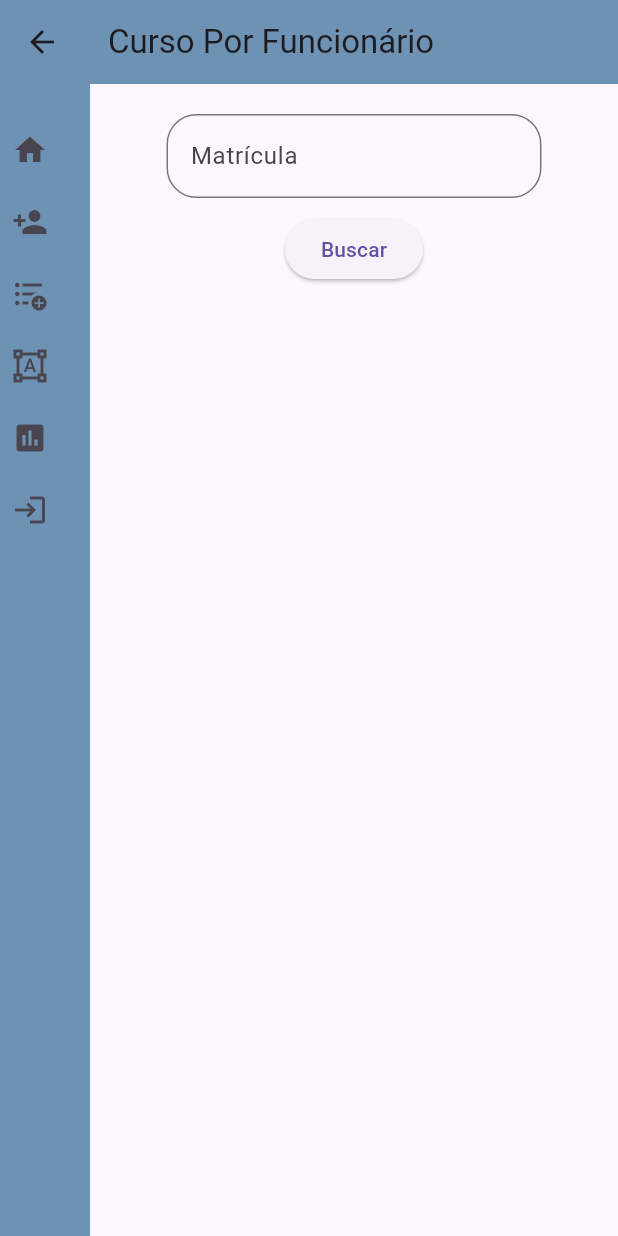
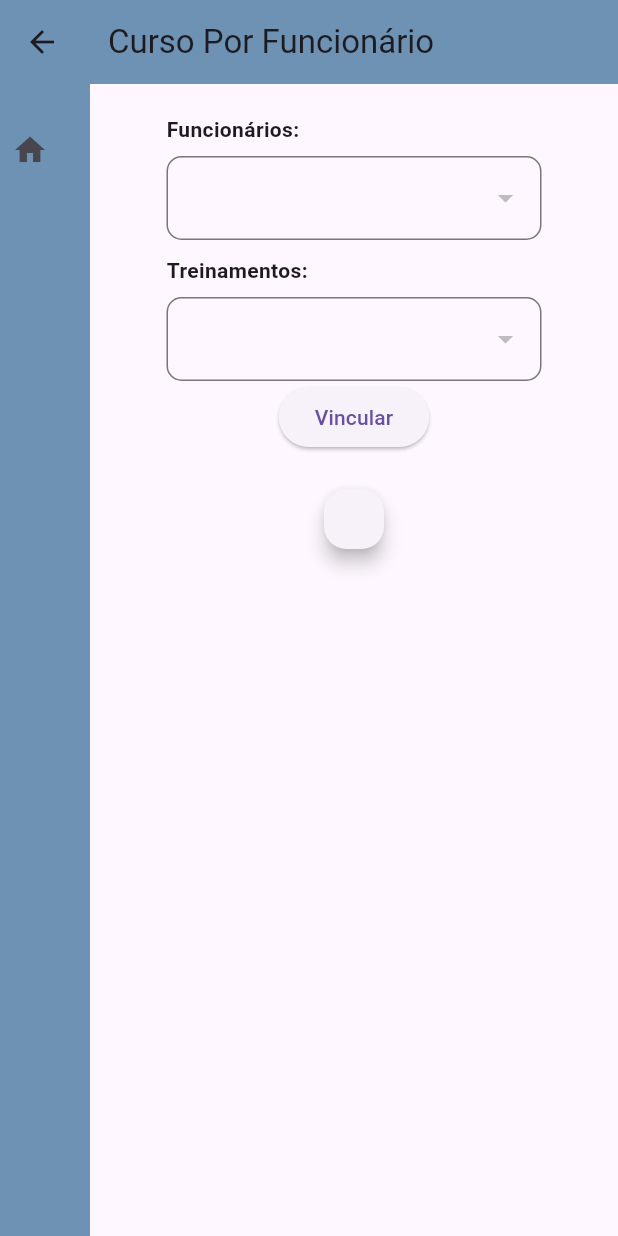
Before and after one commit to cleberfarias/ferconst2, a Flutter app: the Cursoporfuncionario screen opened directly, on a phone screen of 412 x 824 dp. Run offline on Flutter 3.47's test engine with Material 3 defaults, Android fonts, the phone set to English and light mode, and no system bars; our stand-ins replace dio, fl_chart, sqflite, sqflite_common_ffi; missing offline and left inert: cron, dart:ffi, fluent_ui; accounts and stored records are empty; network calls fail.

Commit message:
Alteracoes necessarias vinculacoes funcionarios treinamentos

```diff
--- a/lib/model/data/trainingModel.dart
+++ b/lib/model/data/trainingModel.dart
@@ -26,7 +26,7 @@ class TrainingModel{
       id:map['id'],
       nome:map['nome'],
       classificacao: map['classificacao'],
-      fim: map['map'],
+      fim: map['fim'],
       inicio:map['inicio'],
       descricao:map['descricao']
     );
--- a/lib/model/repositories/api_repository.dart
+++ b/lib/model/repositories/api_repository.dart
@@ -13,6 +13,7 @@ abstract class ApiRepository{
   Future<EmployeeModel?> postEmployee(String nome, String email, String senha, String  setor, String cargo, String inscricao);
   Future<EmployeeModel?> upEmployee(int employeeId);
   Future<EmployeeModel?> delEmployee(int employeeId);
+  Future<List<EmployeeModel>> getAllEmployees();
 }
 
 abstract class ApiRepositoryTraining{
@@ -20,4 +21,5 @@ abstract class ApiRepositoryTraining{
   Future<TrainingModel> postTraining(String nome, String descricao, String inicio, String fim, String classificacao);
   Future<TrainingModel> upTraining(int trainingId);
   Future<TrainingModel> delTraining(int trainingId);
+  Future<List<TrainingModel>> getAllTraining();
 }
--- a/lib/src/cadastro/cadastro_page.dart
+++ b/lib/src/cadastro/cadastro_page.dart
@@ -468,9 +468,7 @@ class _CadastroPageState extends State<CadastroPage> {
                           children: [
                             ElevatedButton(
                               onPressed: () async {
-                                // Chame o método onPostEmployee para enviar os dados do formulário
                                 try {
-                                  // Chame o método onPostEmployee e passe os dados do formulário
                                   await _employeeController.onPostEmployee(
                                     nomeController.text,
                                     emailController.text,
@@ -480,14 +478,12 @@ class _CadastroPageState extends State<CadastroPage> {
                                     inscricaoController.text,
                                   );
 
-                                  // Limpe os controladores de texto para limpar o formulário
                                   nomeController.clear();
                                   emailController.clear();
                                   senhaController.clear();
                                   setorController.clear();
                                   cargoController.clear();
 
-                                  // Exiba uma mensagem de sucesso
                                   ScaffoldMessenger.of(context).showSnackBar(
                                     SnackBar(
                                       content: Text(
@@ -495,7 +491,6 @@ class _CadastroPageState extends State<CadastroPage> {
                                     ),
                                   );
                                 } catch (e) {
-                                  // Se ocorrer um erro ao enviar os dados, exiba uma mensagem de erro
                                   ScaffoldMessenger.of(context).showSnackBar(
                                     SnackBar(
                                       content:
--- a/lib/src/cursoPorFuncionario/cursoPorFuncionário.dart
+++ b/lib/src/cursoPorFuncionario/cursoPorFuncionário.dart
@@ -1,53 +1,51 @@
+import 'package:ferconst/model/repositories/implementations/dio_api_repository_training.dart';
 import 'package:flutter/material.dart';
 import 'package:ferconst/src/home/homePage.dart';
-import 'package:ferconst/src/cadastro/cadastro_page.dart';
-import 'package:ferconst/src/cadastroCurso/cadastroCruso.dart';
-import 'package:ferconst/src/login/login_page.dart';
-import 'package:ferconst/src/relatorio/relatorio.dart';
-import 'package:ferconst/src/status/status_page.dart';
+
+import '../../model/data/employeeModel.dart';
+import '../../model/data/trainingModel.dart';
+import '../../model/repositories/implementations/dio_api_repository.dart';
+import '../../presentation/controllers/employee_controller.dart';
+
+import 'package:dio/dio.dart';
+import 'package:intl/intl.dart';
+
+import '../../presentation/controllers/training_controller.dart';
 
 class Cursoporfuncionario extends StatefulWidget {
+
   @override
   _CursoporfuncionarioState createState() => _CursoporfuncionarioState();
 }
 
 class _CursoporfuncionarioState extends State<Cursoporfuncionario> {
-  String matricula = '';
-  String nome = '';
-  List<String> cursos = [];
-  List<String> datasInicio = [];
+
   bool isMenuExpanded = false;
+  late EmployeeController _employeeController;
+  List<EmployeeModel>? _employees;
+  List<TrainingModel>? _trainings;
 
-  void buscarFuncionario() {
-    switch (matricula) {
-      case '12345':
+  @override
+  void initState() {
+    super.initState();
+    _loadEmployees();
+    _loadTrainings();
+  }
+
+  void _loadEmployees() async {
+    EmployeeController controller = EmployeeController(DioApiRepository(dio: Dio()));
+    List<EmployeeModel>? employees = await controller.onGetEmployees();
     setState(() {
-          nome = 'Cleber Delgado';
-          cursos = ['Fraude', 'Assédio'];
-          datasInicio = ['13/05/2024', '10/05/2024'];
-        });
-        break;
-      case '54321':
-        setState(() {
-          nome = 'Alexsander Prates';
-          cursos = ['Discriminação'];
-          datasInicio = ['13/05/2024'];
-        });
-        break;
-      case '11111':
-        setState(() {
-          nome = 'Pedro Ferreira';
-          cursos = ['Segurança no Trabalho', 'Conduta'];
-          datasInicio = ['20/05/2024', '20/04/2024'];
-        });
-        break;
-      default:
-        setState(() {
-          nome = '';
-          cursos = [];
-          datasInicio = [];
+      _employees = employees;
     });
   }
+
+  void _loadTrainings() async{
+    TrainingController controllerTraining = TrainingController(DioApiRepositoryTraining(dio: Dio()));
+    List<TrainingModel>? trainings = await controllerTraining.onGetAllTraining();
+    setState(() {
+      _trainings = trainings;
+    });
   }
 
   @override
@@ -103,116 +101,6 @@ class _CursoporfuncionarioState extends State<Cursoporfuncionario> {
                             ],
                           ),
                         ),
-                        IconButton(
-                          onPressed: () {
-                            Navigator.push(
-                              context,
-                              MaterialPageRoute(
-                                builder: (context) => CadastroPage(),
-                              ),
-                            );
-                          },
-                          icon: Row(
-                            children: [
-                              Icon(Icons.person_add, size: 24),
-                              if (isMenuExpanded) ...[
-                                SizedBox(width: 8),
-                                Text(
-                                  'Cadastro de Funcionários',
-                                  textAlign: TextAlign.start,
-                                ),
-                              ],
-                            ],
-                          ),
-                        ),
-                        IconButton(
-                          onPressed: () {
-                            Navigator.push(
-                              context,
-                              MaterialPageRoute(
-                                builder: (context) => CadastroCursoPage(),
-                              ),
-                            );
-                          },
-                          icon: Row(
-                            children: [
-                              Icon(Icons.format_list_bulleted_add, size: 24),
-                              if (isMenuExpanded) ...[
-                                SizedBox(width: 8),
-                                Text(
-                                  'Cadastro de Curso',
-                                  textAlign: TextAlign.start,
-                                ),
-                              ],
-                            ],
-                          ),
-                        ),
-                        IconButton(
-                          onPressed: () {
-                            Navigator.push(
-                              context,
-                              MaterialPageRoute(
-                                builder: (context) => StatusPage(),
-                              ),
-                            );
-                          },
-                          icon: Row(
-                            children: [
-                              Icon(Icons.format_shapes, size: 24),
-                              if (isMenuExpanded) ...[
-                                SizedBox(width: 8),
-                                Text(
-                                  'Status Curso',
-                                  textAlign: TextAlign.start,
-                                ),
-                              ],
-                            ],
-                          ),
-                        ),
-                        IconButton(
-                          onPressed: () {
-                            Navigator.push(
-                              context,
-                              MaterialPageRoute(
-                                builder: (context) => RelatorioPage(),
-                              ),
-                            );
-                          },
-                          icon: Row(
-                            children: [
-                              Icon(Icons.insert_chart, size: 24),
-                              if (isMenuExpanded) ...[
-                                SizedBox(width: 8),
-                                Text(
-                                  'Relatório',
-                                  textAlign: TextAlign.start,
-                                ),
-                              ],
-                            ],
-                          ),
-                        ),
-                        IconButton(
-                          onPressed: () {
-                            Navigator.push(
-                              context,
-                              MaterialPageRoute(
-                                builder: (context) => LoginPage(),
-                              ),
-                            );
-                          },
-                          icon: Row(
-                            children: [
-                              Icon(Icons.login, size: 24),
-                              if (isMenuExpanded) ...[
-                                SizedBox(width: 8),
-                                Text(
-                                  'Sair',
-                                  textAlign: TextAlign.start,
-                                ),
-                              ],
-                            ],
-                          ),
-                        ),
                       ],
                     ),
                   ),
@@ -227,35 +115,83 @@ class _CursoporfuncionarioState extends State<Cursoporfuncionario> {
                 child: Column(
                   crossAxisAlignment: CrossAxisAlignment.center,
                   children: <Widget>[
-                    // Campo de Matrícula
-                    Container(
+                    SizedBox(
                       width: 250,
-                      child: TextField(
-                        onChanged: (value) {
+                      child: Column(
+                        crossAxisAlignment: CrossAxisAlignment.start,
+                        children: [
+                          Text(
+                            'Funcionários:',
+                            style: TextStyle(fontWeight: FontWeight.bold),
+                          ),
+                          SizedBox(height: 8.0),
+                          DropdownButtonFormField<EmployeeModel>(
+                            value: _employees?.first,
+                            onChanged: (EmployeeModel? value) {
                               setState(() {
-                            matricula = value;
                               });
                             },
                             decoration: InputDecoration(
-                          labelText: 'Matrícula',
                               border: OutlineInputBorder(
-                            borderRadius: BorderRadius.circular(20.0),
+                                borderRadius: BorderRadius.circular(10.0),
                               ),
                             ),
+                            items: _employees?.map((employee) {
+                              return DropdownMenuItem<EmployeeModel>(
+                                value: employee,
+                                child: Text(employee!.nome),
+                              );
+                            }).toList() ?? [],
+                          ),
+                        ],
                       ),
                     ),
                     SizedBox(
-                        height: 10), // Espaçamento vertical entre os elementos
-                    // Botão de Busca
+                        height: 10),
+
+                    SizedBox(
+                      width: 250,
+                      child: Column(
+                        crossAxisAlignment: CrossAxisAlignment.start,
+                        children: [
+                          Text(
+                            'Treinamentos:',
+                            style: TextStyle(fontWeight: FontWeight.bold),
+                          ),
+                          SizedBox(height: 8.0),
+                          DropdownButtonFormField<TrainingModel>(
+                            value: _trainings?.first,
+                            onChanged: (TrainingModel? value) {
+                              setState(() {
+                              });
+                            },
+                            decoration: InputDecoration(
+                              border: OutlineInputBorder(
+                                borderRadius: BorderRadius.circular(10.0),
+                              ),
+                            ),
+                            items: _trainings?.map((training) {
+                              return DropdownMenuItem<TrainingModel>(
+                                value: training,
+                                child: Text(training.nome),
+                              );
+                            }).toList() ?? [],
+                          ),
+                        ],
+                      ),
+                    ),
+
                     ElevatedButton(
                       onPressed: () {
-                        buscarFuncionario();
+                        if (_employees != null) {
+                          _employees!.forEach((employee) {
+                            print(employee.nome);
+                          });
+                        }
                       },
-                      child: Text('Buscar'),
+                      child: Text('Vincular'),
                     ),
                     SizedBox(height: 20),
-                    // Card flutuante com a tabela de resultados
-                    if (nome.isNotEmpty)
                     Card(
                       elevation: 5,
                       shape: RoundedRectangleBorder(
@@ -263,26 +199,7 @@ class _CursoporfuncionarioState extends State<Cursoporfuncionario> {
                       ),
                       child: Padding(
                         padding: const EdgeInsets.all(20.0),
-                          child: DataTable(
-                            columns: [
-                              DataColumn(label: Text('Nome')),
-                              DataColumn(label: Text('Curso')),
-                              DataColumn(label: Text('Data de Início')),
-                            ],
-                            rows: [
-                              DataRow(cells: [
-                                DataCell(Text(nome)),
-                                DataCell(Text(cursos[0])),
-                                DataCell(Text(datasInicio[0])),
-                              ]),
-                              if (cursos.length > 1)
-                                DataRow(cells: [
-                                  DataCell(Text('')),
-                                  DataCell(Text(cursos[1])),
-                                  DataCell(Text(datasInicio[1])),
-                                ]),
-                            ],
-                          ),
+
                       ),
                     ),
                   ],
```
Also changed, not shown: lib/model/repositories/implementations/dio_api_repository.dart (+20 -0 lines), lib/model/repositories/implementations/dio_api_repository_training.dart (+21 -0 lines), lib/model/repositories/implementations/http_api_repository.dart (+7 -0 lines), lib/presentation/controllers/employee_controller.dart (+17 -0 lines), lib/presentation/controllers/training_controller.dart (+17 -0 lines). Lines whose indentation alone changed are shown as unchanged.
